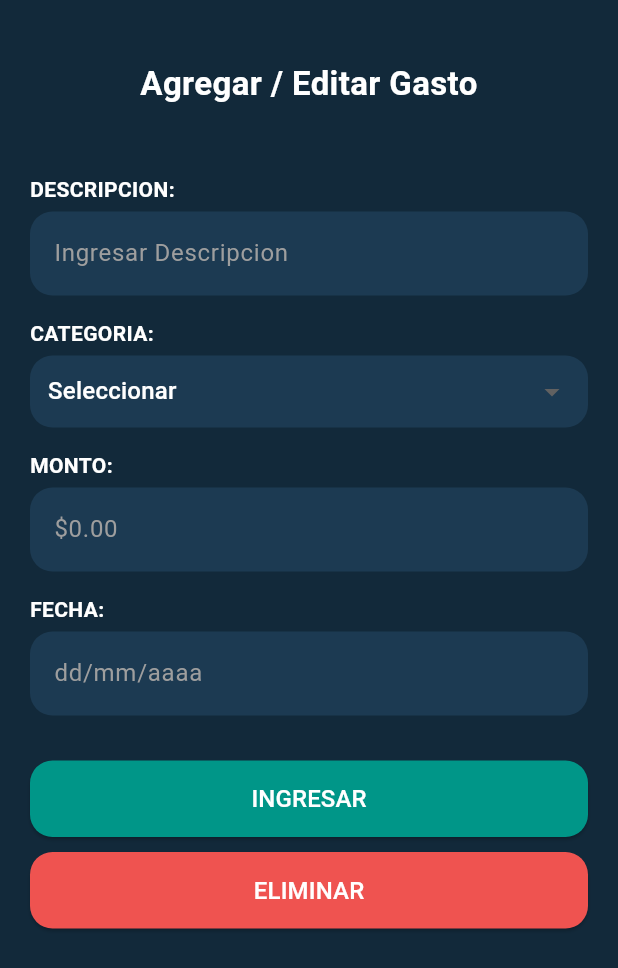
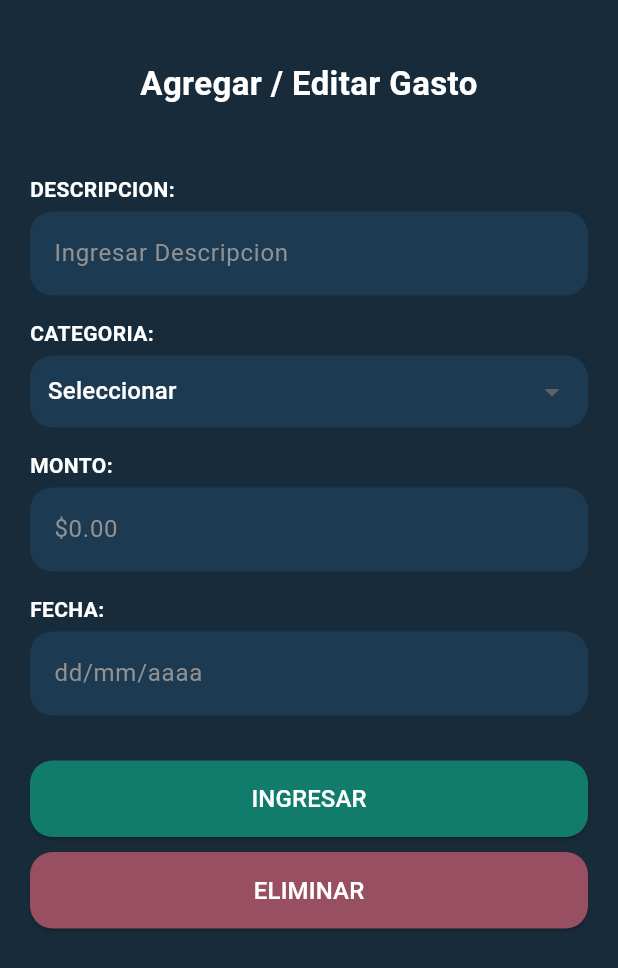
Before and after one commit to javierx07/Moni-App, a Flutter app: the GastoFormPage screen opened directly, on a phone screen of 412 x 824 dp. Shown: the top 968 px of the screen. Run offline on Flutter 3.47's test engine with Material 3 defaults, Android fonts, the phone set to English and light mode, and no system bars.

```diff
--- a/lib/pantallas/transacciones/pantalla_agregar_gasto.dart
+++ b/lib/pantallas/transacciones/pantalla_agregar_gasto.dart
@@ -21,7 +21,7 @@ class GastoFormPage extends StatelessWidget {
   @override
   Widget build(BuildContext context) {
     return Scaffold(
-      backgroundColor: Color(0xFF12293A), // fondo oscuro
+      backgroundColor: Color.fromRGBO(24, 43, 58, 100), // fondo oscuro
       body: SafeArea(
         child: Padding(
           padding: const EdgeInsets.all(20),
@@ -48,9 +48,9 @@ class GastoFormPage extends StatelessWidget {
               campoEtiqueta("FECHA:"),
               campoTexto(fechaController, "dd/mm/aaaa"),
               SizedBox(height: 30),
-              boton("INGRESAR", Colors.teal, () {}),
+              boton("INGRESAR", Color.fromRGBO(18, 124, 108, 100), () {}),
               SizedBox(height: 10),
-              boton("ELIMINAR", Colors.red.shade400, () {}),
+              boton("ELIMINAR", Color.fromRGBO(153, 79, 98, 100), () {}),
             ],
           ),
         ),
@@ -79,9 +79,9 @@ class GastoFormPage extends StatelessWidget {
       style: TextStyle(color: Colors.white),
       decoration: InputDecoration(
         hintText: hint,
-        hintStyle: TextStyle(color: Colors.grey),
+        hintStyle: TextStyle(color: Color.fromRGBO(145, 145, 145, 100)),
         filled: true,
-        fillColor: Color(0xFF1C3A52),
+        fillColor: Color.fromRGBO(28, 58, 82, 1),
         border: OutlineInputBorder(
           borderRadius: BorderRadius.circular(15),
           borderSide: BorderSide.none,
@@ -99,7 +99,7 @@ class GastoFormPage extends StatelessWidget {
       padding: EdgeInsets.symmetric(horizontal: 12),
       child: DropdownButtonHideUnderline(
         child: DropdownButton<String>(
-          dropdownColor: Color(0xFF1C3A52),
+          dropdownColor: Color.fromRGBO(36, 64, 88, 100),
           hint: Text("Seleccionar", style: TextStyle(color: Colors.white)),
           value: categoriaSeleccionada,
           items:
```
